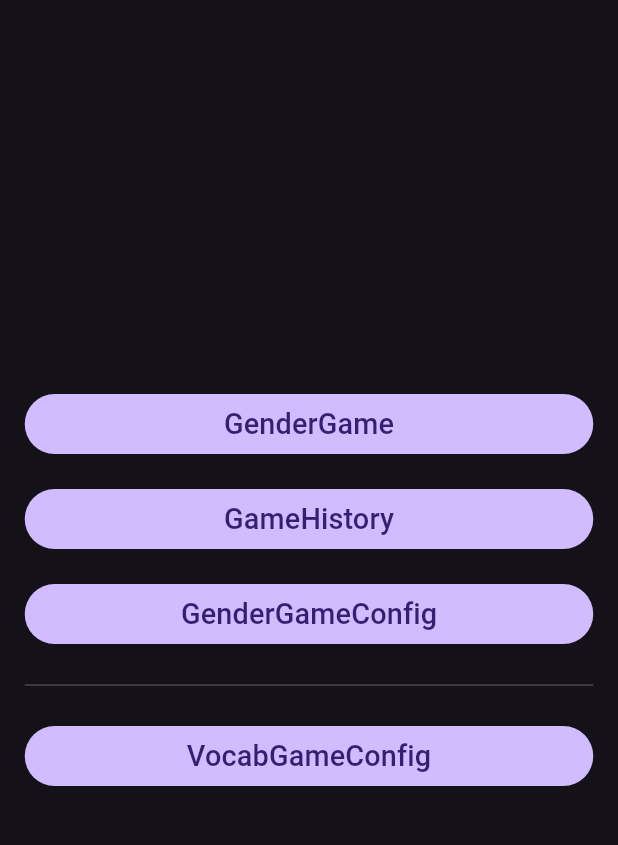
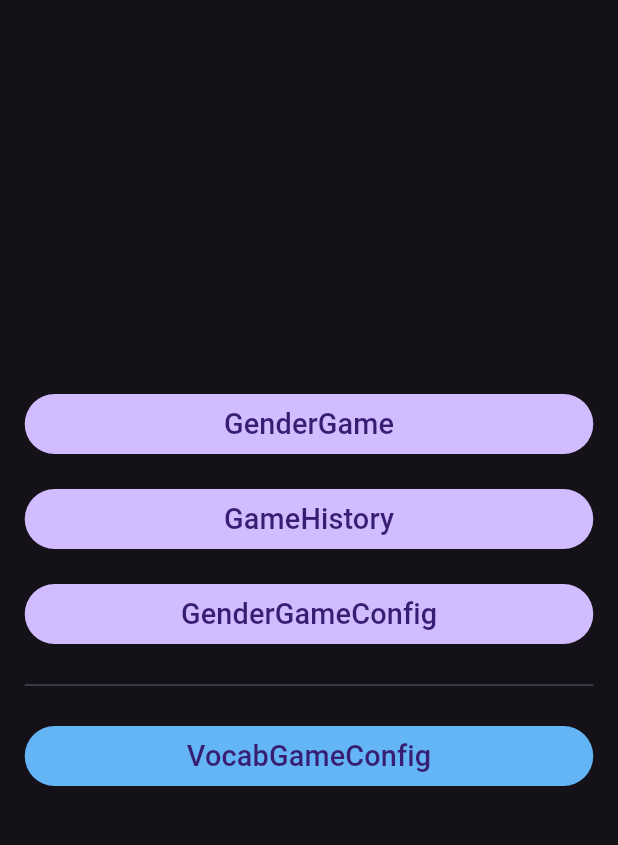
Before and after one commit to candide-guevara/german_vocab_app, a Flutter app: the screen it shows after launch, on a phone screen of 412 x 824 dp, the part 70-915 px from its top. Run offline on Flutter 3.47's test engine with Material 3 defaults, Android fonts, the phone set to English and light mode, and no system bars; our stand-ins replace shared_preferences, webview_flutter; statements that could not run were skipped.

Commit message:
change colors for vocab game

```diff
--- a/app/lib/main.dart
+++ b/app/lib/main.dart
@@ -36,6 +36,16 @@ class HomePage extends StatelessWidget {
 
   @override
   Widget build(BuildContext context) {
+    final defStyle = Theme.of(context).filledButtonTheme.style ?? ButtonStyle();
+    final vocabStyle = defStyle.copyWith(backgroundColor: WidgetStateProperty.resolveWith<Color?>(
+      (Set<WidgetState> states) {
+        if (states.contains(WidgetState.pressed)) {
+          return Colors.blue;
+        }
+        return Colors.blue.shade300;
+      },
+    ));
+
     return Scaffold(
       appBar: AppBar(title: Text(kAppTitle)),
       body: CenterColumn(
@@ -55,6 +65,7 @@ class HomePage extends StatelessWidget {
           const Divider(),
           FilledButton(
             child: const Text(VocabGameConfigPage.kPageTitle),
+            style: vocabStyle,
             onPressed: () => Navigator.push(context, MaterialPageRoute(builder: (context) => VocabGameConfigPage())),
           ),
         ],
```
